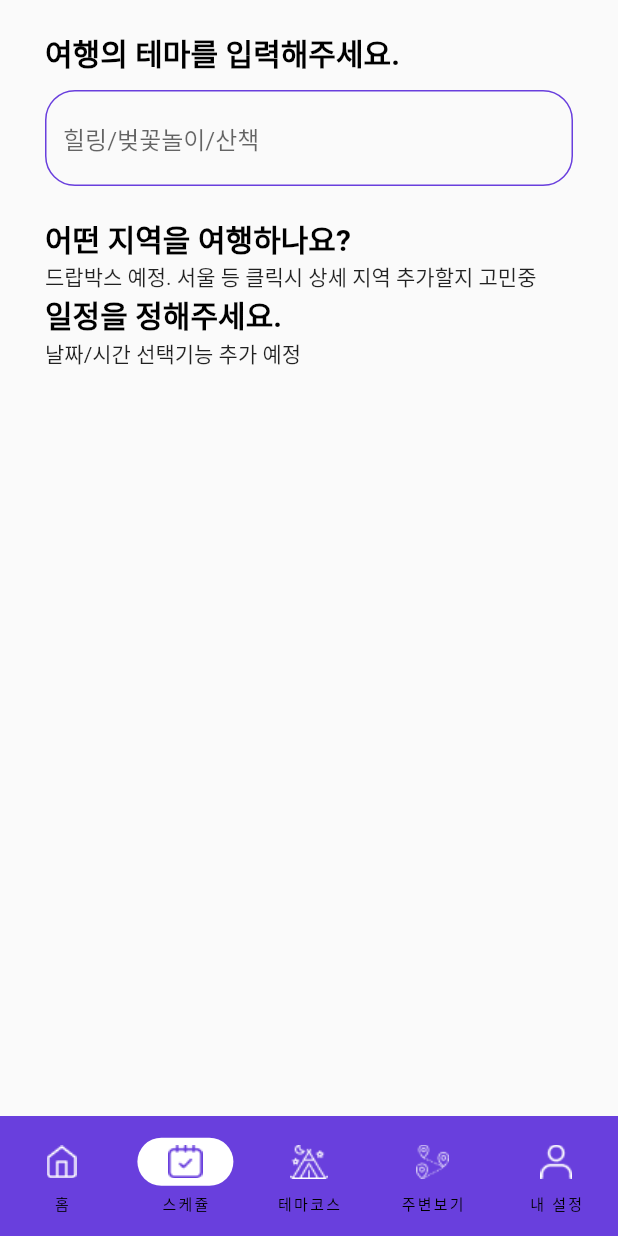
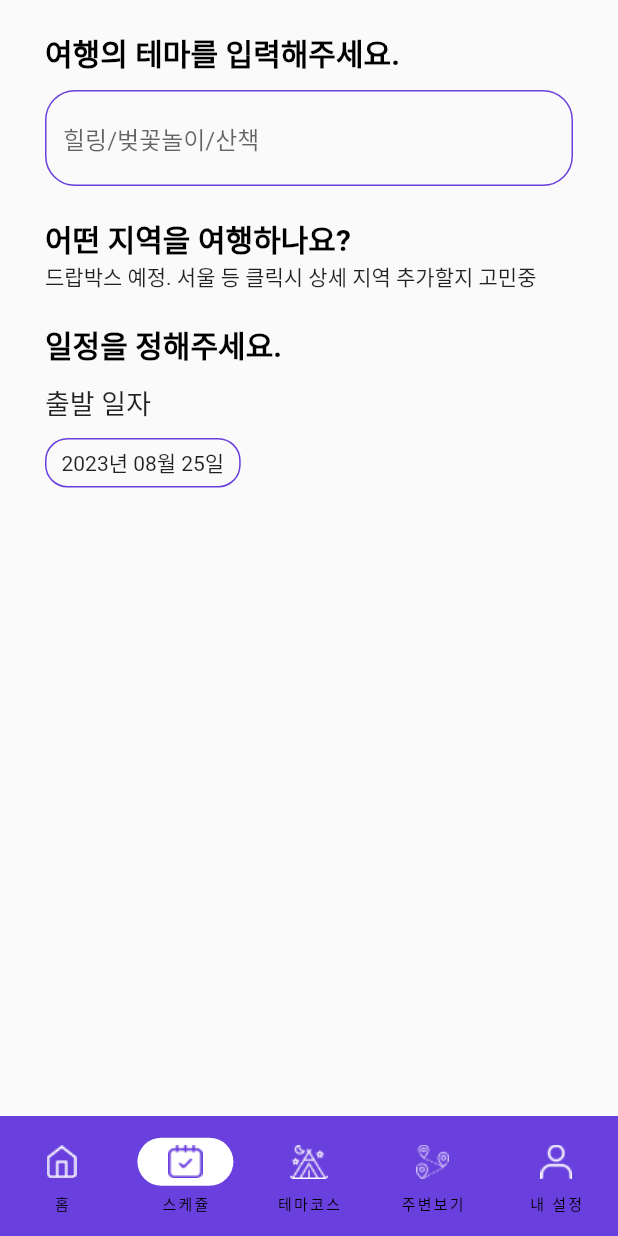
Before and after one commit to tororae/tourApp_with_tour_api, a Flutter app: the screen it shows after launch, item 2 of the bottom bar chosen, on a phone screen of 412 x 824 dp. Run offline on Flutter 3.47's test engine with Material 2 defaults, Android fonts, the phone set to English and light mode, and no system bars; our stand-ins replace fluttertoast, scroll_date_picker; missing offline and left inert: dart:html.

Commit message:
datapicker 구현중. 현재 날짜 받아오기 완료. 클릭시 DataPicker 불러와야 함.

```diff
--- a/lib/screen/schedule_screen.dart
+++ b/lib/screen/schedule_screen.dart
@@ -1,5 +1,7 @@
 import 'package:flutter/material.dart';
 import 'package:tour_with_tourapi/setting/theme.dart';
+import 'package:scroll_date_picker/scroll_date_picker.dart';
+import 'package:intl/intl.dart';
 
 class ScheduleScreen extends StatefulWidget {
   const ScheduleScreen({super.key});
@@ -9,6 +11,7 @@ class ScheduleScreen extends StatefulWidget {
 }
 
 class _ScheduleScreenState extends State<ScheduleScreen> {
+  DateTime _startDate = DateTime.now();
   @override
   Widget build(BuildContext context) {
     return Center(
@@ -25,9 +28,31 @@ class _ScheduleScreenState extends State<ScheduleScreen> {
             scheduleTextField(hintText: "힐링/벚꽃놀이/산책"),
             const SizedBox(height: 20),
             scheduleTitleText(titleText: "어떤 지역을 여행하나요?"),
-            Text("드랍박스 예정. 서울 등 클릭시 상세 지역 추가할지 고민중"),
+            const Text("드랍박스 예정. 서울 등 클릭시 상세 지역 추가할지 고민중"),
+            const SizedBox(height: 20),
             scheduleTitleText(titleText: "일정을 정해주세요."),
-            Text("날짜/시간 선택기능 추가 예정"),
+            const SizedBox(height: 10),
+            const Text(
+              "출발 일자",
+              style: TextStyle(fontSize: 18),
+            ),
+            const SizedBox(height: 10),
+            GestureDetector(
+              onTap: () {},
+              child: Container(
+                padding:
+                    const EdgeInsets.symmetric(horizontal: 10, vertical: 5),
+                decoration: BoxDecoration(
+                  border: Border.all(color: mainColor),
+                  borderRadius: const BorderRadius.all(
+                    Radius.circular(15),
+                  ),
+                ),
+                child: Text(
+                  DateFormat("yyyy년 MM월 dd일").format(_startDate),
+                ),
+              ),
+            ),
           ],
         ),
       ),
--- a/pubspec.yaml
+++ b/pubspec.yaml
@@ -15,6 +15,8 @@ dev_dependencies:
     sdk: flutter
   flutter_lints: ^2.0.0
   fluttertoast: ^8.2.2
+  scroll_date_picker: ^3.7.3
+  intl: ^0.18.1
 
 flutter:
   uses-material-design: true
```
Also changed, not shown: pubspec.lock.
